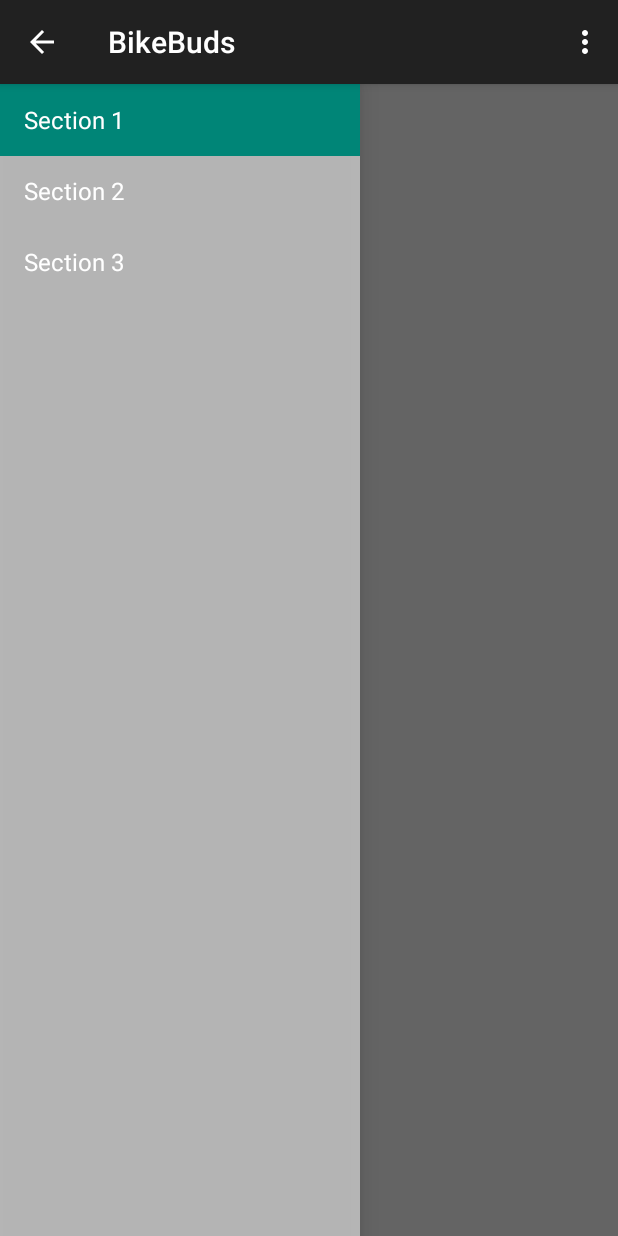
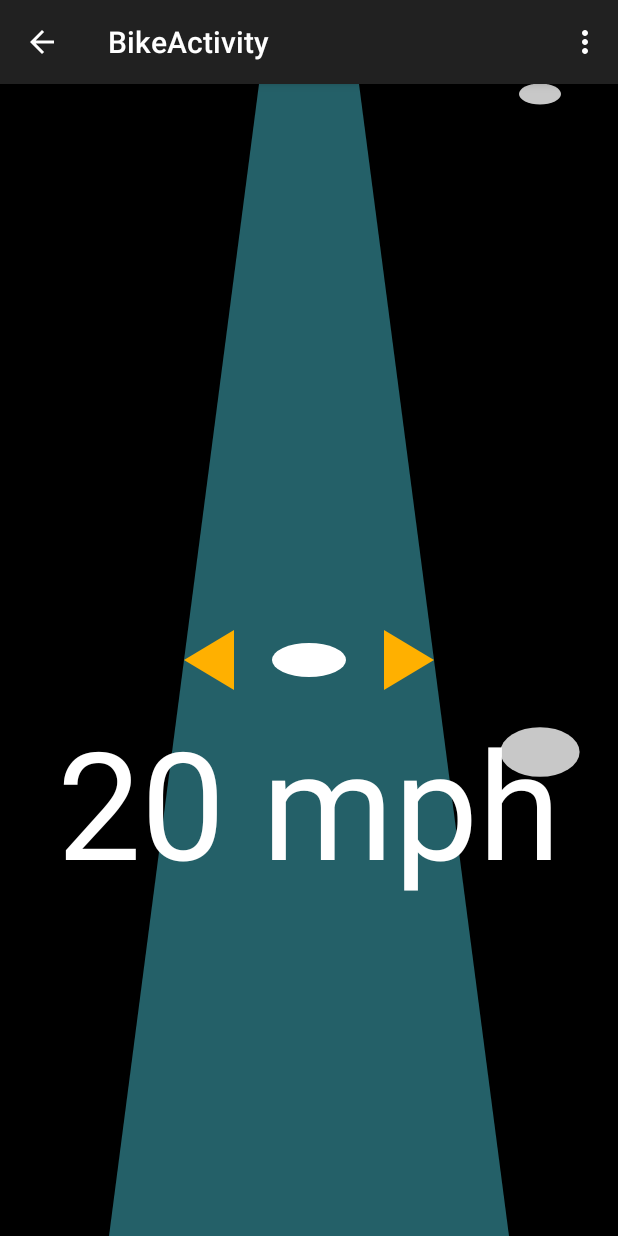
Before and after one commit to dudeofawesome/BikeBuds, an Android app: the screen it shows after launch (MainActivity before the commit, BikeActivity after it), on a phone screen of 412 x 824 dp. Run offline under Robolectric (Android 15) with nearby library versions, the phone set to English and light mode, and no system bars; 2 statements that could not run were skipped.

Commit message:
Adding the biking GUI.

```diff
--- a/Android/BikeBuds/app/src/main/AndroidManifest.xml
+++ b/Android/BikeBuds/app/src/main/AndroidManifest.xml
@@ -16,6 +16,14 @@
                 <category android:name="android.intent.category.LAUNCHER" />
             </intent-filter>
         </activity>
+        <activity
+            android:name=".BikeActivity"
+            android:label="@string/title_activity_bike"
+            android:parentActivityName=".MainActivity" >
+            <meta-data
+                android:name="android.support.PARENT_ACTIVITY"
+                android:value="com.dudeofawesome.bikebuds.MainActivity" />
+        </activity>
     </application>
 
 </manifest>
--- /dev/null
+++ b/Android/BikeBuds/app/src/main/java/com/dudeofawesome/bikebuds/BikeActivity.java
@@ -0,0 +1,39 @@
+package com.dudeofawesome.bikebuds;
+
+import android.support.v7.app.ActionBarActivity;
+import android.os.Bundle;
+import android.view.Menu;
+import android.view.MenuItem;
+
+
+public class BikeActivity extends ActionBarActivity {
+
+    @Override
+    protected void onCreate(Bundle savedInstanceState) {
+        super.onCreate(savedInstanceState);
+        setContentView(R.layout.activity_bike);
+    }
+
+
+    @Override
+    public boolean onCreateOptionsMenu(Menu menu) {
+        // Inflate the menu; this adds items to the action bar if it is present.
+        getMenuInflater().inflate(R.menu.menu_bike, menu);
+        return true;
+    }
+
+    @Override
+    public boolean onOptionsItemSelected(MenuItem item) {
+        // Handle action bar item clicks here. The action bar will
+        // automatically handle clicks on the Home/Up button, so long
+        // as you specify a parent activity in AndroidManifest.xml.
+        int id = item.getItemId();
+
+        //noinspection SimplifiableIfStatement
+        if (id == R.id.action_settings) {
+            return true;
+        }
+
+        return super.onOptionsItemSelected(item);
+    }
+}
--- a/Android/BikeBuds/app/src/main/java/com/dudeofawesome/bikebuds/MainActivity.java
+++ b/Android/BikeBuds/app/src/main/java/com/dudeofawesome/bikebuds/MainActivity.java
@@ -1,6 +1,7 @@
 package com.dudeofawesome.bikebuds;
 
 import android.app.Activity;
+import android.content.Intent;
 import android.support.v7.app.ActionBarActivity;
 import android.support.v7.app.ActionBar;
 import android.support.v4.app.Fragment;
@@ -45,6 +46,16 @@ public class MainActivity extends ActionBarActivity
         mNavigationDrawerFragment.setUp(
                 R.id.navigation_drawer,
                 (DrawerLayout) findViewById(R.id.drawer_layout));
+
+        findViewById(R.id.startRide).setOnClickListener(new View.OnClickListener() {
+            @Override
+            public void onClick(View v) {
+                Intent intent = new Intent(getApplicationContext(), BikeActivity.class);
+                startActivity(intent);
+            }
+        });
+        Intent intent = new Intent(getApplicationContext(), BikeActivity.class);
+        startActivity(intent);
     }
 
     @Override
--- /dev/null
+++ b/Android/BikeBuds/app/src/main/java/com/dudeofawesome/bikebuds/RidePainter.java
@@ -0,0 +1,140 @@
+package com.dudeofawesome.bikebuds;
+
+import android.content.Context;
+import android.graphics.Canvas;
+import android.graphics.Color;
+import android.graphics.Paint;
+import android.graphics.Path;
+import android.graphics.Point;
+import android.graphics.Rect;
+import android.graphics.RectF;
+import android.util.AttributeSet;
+import android.view.View;
+
+import java.util.ArrayList;
+import java.util.Iterator;
+
+/**
+ * Created by dudeofawesome on 2/21/15.
+ */
+public class RidePainter extends View {
+    private Paint paint = new Paint();
+    private int width = 0;
+    private int height = 0;
+    private RectF freeAllocate = new RectF();
+
+    public static float deltaSpeed = 0;
+    public static boolean leftBlinkerOn = true;
+    public static boolean rightBlinkerOn = true;
+    public static ArrayList<Point> partyMembers = new ArrayList<Point>();
+
+    private Path roadPath = new Path();
+    private Path leftBlinker = new Path();
+    private Path rightBlinker = new Path();
+
+    public RidePainter (Context context) {
+        super(context);
+        init();
+    }
+
+    public RidePainter(Context context, AttributeSet attrs) {
+        super(context, attrs);
+        init();
+    }
+
+    public RidePainter(Context context, AttributeSet attrs, int defStyle) {
+        super(context, attrs, defStyle);
+        init();
+    }
+
+    private void init () {
+        width = getWidth();
+        height = getHeight();
+
+        for (int i = 0; i < 5; i++) {
+            partyMembers.add(new Point(540, (int) (Math.random() * 1920)));
+        }
+        partyMembers.add(new Point(540, 10));
+        partyMembers.add(new Point(540, 1600));
+
+        loop();
+    }
+
+    private void loop () {
+        width = getWidth();
+        height = getHeight();
+
+        roadPath.reset();
+        roadPath.moveTo(width / 2 - 50, 0);
+        roadPath.lineTo(width / 2 + 50, 0);
+        roadPath.lineTo(width / 2 + 200, height);
+        roadPath.lineTo(width / 2 - 200, height);
+        roadPath.close();
+
+        leftBlinker.reset();
+        leftBlinker.moveTo(width / 2 - 75, height / 2 - 30);
+        leftBlinker.lineTo(width / 2 - 75, height / 2 + 30);
+        leftBlinker.lineTo(width / 2 - 125, height / 2);
+        leftBlinker.close();
+
+        rightBlinker.reset();
+        rightBlinker.moveTo(width / 2 + 75, height / 2 - 30);
+        rightBlinker.lineTo(width / 2 + 75, height / 2 + 30);
+        rightBlinker.lineTo(width / 2 + 125, height / 2);
+        rightBlinker.close();
+
+        invalidate();
+    }
+
+    @Override
+    protected void onDraw(Canvas canvas) {
+        super.onDraw(canvas);
+
+        paint.setColor(Color.BLACK);
+        canvas.drawPaint(paint);
+
+        paint.setAntiAlias(true);
+
+        paint.setColor(Color.rgb(36, 96, 104));
+        paint.setStyle(Paint.Style.FILL);
+        paint.setPathEffect(null);
+        canvas.drawPath(roadPath, paint);
+
+        // Draw other party members
+        for (int i = 0; i < partyMembers.size(); i++) {
+            paint.setColor(Color.rgb(200, 200, 200));
+//            paint.setColor(partyMembers.get(i).color);
+            float heightSkew = 0.000723f * partyMembers.get(i).y + 0.342767f;
+            float widthScale = 0.000943f * partyMembers.get(i).y + 0.690566f;
+//            float widthScale = partyMembers.get(i).y / (height + 1) + 0.8f;
+            freeAllocate.set(partyMembers.get(i).x - 30 * widthScale, partyMembers.get(i).y - 30 * heightSkew, partyMembers.get(i).x + 30 * widthScale, partyMembers.get(i).y + 30 * heightSkew);
+            canvas.drawOval(freeAllocate, paint);
+        }
+
+        // Draw you
+        paint.setColor(Color.rgb(255, 255, 255));
+        float heightSkew = 0.000723f * width / 2 + 0.342767f;
+        float widthScale = 0.000943f * height / 2 + 0.690566f;
+        freeAllocate.set(width / 2 - 30 * widthScale, height / 2 - 30 * heightSkew, width / 2 + 30 * widthScale, height / 2 + 30 * heightSkew);
+        canvas.drawOval(freeAllocate, paint);
+
+        // Draw stats
+        if (deltaSpeed > 0)
+            paint.setColor(Color.GREEN);
+        else if (deltaSpeed < 0)
+            paint.setColor(Color.RED);
+        else
+            paint.setColor(Color.WHITE);
+        paint.setTextAlign(Paint.Align.CENTER);
+        paint.setTextSize(150);
+        canvas.drawText("20 mph", width / 2, height / 2 + 200, paint);
+
+        paint.setColor(Color.rgb(255, 176, 0));
+        if (leftBlinkerOn)
+            canvas.drawPath(leftBlinker, paint);
+        if (rightBlinkerOn)
+            canvas.drawPath(rightBlinker, paint);
+
+        loop();
+    }
+}
--- /dev/null
+++ b/Android/BikeBuds/app/src/main/res/layout/activity_bike.xml
@@ -0,0 +1,13 @@
+<RelativeLayout xmlns:android="http://schemas.android.com/apk/res/android"
+    xmlns:tools="http://schemas.android.com/tools" android:layout_width="fill_parent"
+    android:layout_height="fill_parent"
+    tools:context="com.dudeofawesome.bikebuds.BikeActivity">
+
+    <view
+        android:layout_width="fill_parent"
+        android:layout_height="fill_parent"
+        class="com.dudeofawesome.bikebuds.RidePainter"
+        android:id="@+id/RidePainter"
+        android:layout_centerVertical="true"
+        android:layout_centerHorizontal="true" />
+</RelativeLayout>
--- a/Android/BikeBuds/app/src/main/res/layout/activity_main.xml
+++ b/Android/BikeBuds/app/src/main/res/layout/activity_main.xml
@@ -7,7 +7,15 @@
     <!-- As the main content view, the view below consumes the entire
          space available using match_parent in both dimensions. -->
     <FrameLayout android:id="@+id/container" android:layout_width="match_parent"
-        android:layout_height="match_parent" />
+        android:layout_height="match_parent" >
+
+        <Button
+            android:layout_width="wrap_content"
+            android:layout_height="wrap_content"
+            android:text="Start Ride"
+            android:id="@+id/startRide"
+            android:layout_gravity="center" />
+    </FrameLayout>
 
     <!-- android:layout_gravity="start" tells DrawerLayout to treat
          this as a sliding drawer on the left side for left-to-right
--- /dev/null
+++ b/Android/BikeBuds/app/src/main/res/menu/menu_bike.xml
@@ -0,0 +1,7 @@
+<menu xmlns:android="http://schemas.android.com/apk/res/android"
+    xmlns:app="http://schemas.android.com/apk/res-auto"
+    xmlns:tools="http://schemas.android.com/tools"
+    tools:context="com.dudeofawesome.bikebuds.BikeActivity">
+    <item android:id="@+id/action_settings" android:title="@string/action_settings"
+        android:orderInCategory="100" app:showAsAction="never" />
+</menu>
--- a/Android/BikeBuds/app/src/main/res/values/strings.xml
+++ b/Android/BikeBuds/app/src/main/res/values/strings.xml
@@ -9,5 +9,7 @@
     <string name="navigation_drawer_close">Close navigation drawer</string>
     <string name="action_example">Example action</string>
     <string name="action_settings">Settings</string>
+    <string name="title_activity_bike">BikeActivity</string>
+    <string name="hello_world">Hello world!</string>
 
 </resources>
```
Also changed, not shown: 1 other file.
